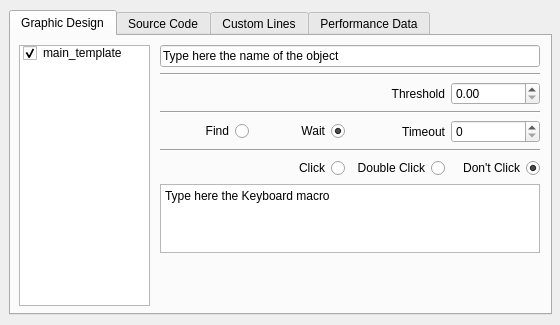
First picture: the form in alyvix/extra/robotide/qt_ui/alyvix_image_finder_properties_view.ui, repository alyvix/alyvix, before the edit.
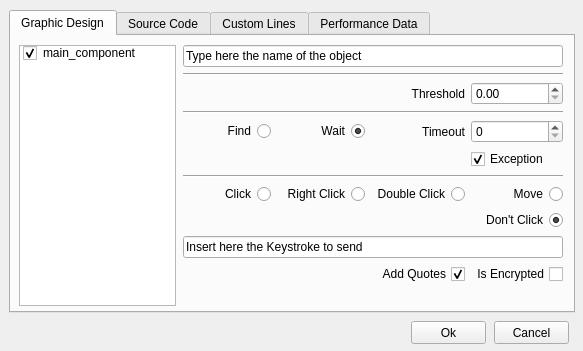
Second picture: the form after the edit.

Diff of the .ui file:
```diff
--- a/alyvix/extra/robotide/qt_ui/alyvix_image_finder_properties_view.ui
+++ b/alyvix/extra/robotide/qt_ui/alyvix_image_finder_properties_view.ui
@@ -6,20 +6,20 @@
    <rect>
     <x>0</x>
     <y>0</y>
-    <width>560</width>
-    <height>325</height>
+    <width>583</width>
+    <height>351</height>
    </rect>
   </property>
   <property name="windowTitle">
-   <string>Form</string>
+   <string>Alyvix - Image Finder</string>
   </property>
   <widget class="QTabWidget" name="tabWidget">
    <property name="geometry">
     <rect>
      <x>9</x>
      <y>10</y>
-     <width>543</width>
-     <height>305</height>
+     <width>566</width>
+     <height>303</height>
     </rect>
    </property>
    <property name="currentIndex">
@@ -32,10 +32,10 @@
     <widget class="QWidget" name="widget" native="true">
      <property name="geometry">
       <rect>
-       <x>149</x>
+       <x>172</x>
        <y>9</y>
        <width>381</width>
-       <height>215</height>
+       <height>254</height>
       </rect>
      </property>
      <widget class="QWidget" name="gridLayoutWidget">
@@ -44,11 +44,25 @@
         <x>0</x>
         <y>0</y>
         <width>380</width>
-        <height>208</height>
+        <height>242</height>
        </rect>
       </property>
       <layout class="QGridLayout" name="gridLayout">
-       <item row="6" column="0" colspan="2">
+       <item row="4" column="3">
+        <widget class="QSpinBox" name="timeout_spinbox">
+         <property name="maximum">
+          <number>999999</number>
+         </property>
+        </widget>
+       </item>
+       <item row="9" column="0" colspan="4">
+        <widget class="QLineEdit" name="inserttext">
+         <property name="text">
+          <string>Insert here the Keystroke to send</string>
+         </property>
+        </widget>
+       </item>
+       <item row="7" column="0">
         <widget class="QRadioButton" name="clickRadio">
          <property name="layoutDirection">
           <enum>Qt::RightToLeft</enum>
@@ -94,19 +108,6 @@
          </attribute>
         </widget>
        </item>
-       <item row="6" column="2">
-        <widget class="QRadioButton" name="doubleclickRadio">
-         <property name="layoutDirection">
-          <enum>Qt::RightToLeft</enum>
-         </property>
-         <property name="text">
-          <string>Double Click</string>
-         </property>
-         <attribute name="buttonGroup">
-          <string notr="true">buttonGroup_2</string>
-         </attribute>
-        </widget>
-       </item>
        <item row="2" column="3">
         <widget class="QDoubleSpinBox" name="doubleSpinBoxThreshold">
          <property name="maximum">
@@ -124,29 +125,13 @@
          </property>
         </widget>
        </item>
-       <item row="5" column="0" colspan="4">
+       <item row="6" column="0" colspan="4">
         <widget class="Line" name="line_10">
          <property name="orientation">
           <enum>Qt::Horizontal</enum>
          </property>
         </widget>
        </item>
-       <item row="6" column="3">
-        <widget class="QRadioButton" name="dontclickRadio">
-         <property name="layoutDirection">
-          <enum>Qt::RightToLeft</enum>
-         </property>
-         <property name="text">
-          <string>Don't Click</string>
-         </property>
-         <property name="checked">
-          <bool>true</bool>
-         </property>
-         <attribute name="buttonGroup">
-          <string notr="true">buttonGroup_2</string>
-         </attribute>
-        </widget>
-       </item>
        <item row="4" column="0">
         <widget class="QRadioButton" name="find_radio">
          <property name="layoutDirection">
@@ -167,13 +152,6 @@
          </property>
         </widget>
        </item>
-       <item row="4" column="3">
-        <widget class="QSpinBox" name="timeout_spinbox">
-         <property name="maximum">
-          <number>999999</number>
-         </property>
-        </widget>
-       </item>
        <item row="2" column="0" colspan="3">
         <widget class="QLabel" name="threshold_label">
          <property name="text">
@@ -184,10 +162,97 @@
          </property>
         </widget>
        </item>
-       <item row="7" column="0" colspan="4">
-        <widget class="QPlainTextEdit" name="inserttext">
-         <property name="plainText">
-          <string>Type here the Keyboard macro</string>
+       <item row="7" column="1">
+        <widget class="QRadioButton" name="rightclickRadio">
+         <property name="layoutDirection">
+          <enum>Qt::RightToLeft</enum>
+         </property>
+         <property name="text">
+          <string>Right Click</string>
+         </property>
+         <attribute name="buttonGroup">
+          <string notr="true">buttonGroup_2</string>
+         </attribute>
+        </widget>
+       </item>
+       <item row="5" column="3">
+        <widget class="QCheckBox" name="timeout_exception">
+         <property name="text">
+          <string>Exception</string>
+         </property>
+         <property name="checked">
+          <bool>true</bool>
+         </property>
+        </widget>
+       </item>
+       <item row="8" column="3">
+        <widget class="QRadioButton" name="dontclickRadio">
+         <property name="layoutDirection">
+          <enum>Qt::RightToLeft</enum>
+         </property>
+         <property name="text">
+          <string>Don't Click</string>
+         </property>
+         <property name="checked">
+          <bool>true</bool>
+         </property>
+         <attribute name="buttonGroup">
+          <string notr="true">buttonGroup_2</string>
+         </attribute>
+        </widget>
+       </item>
+       <item row="7" column="2">
+        <widget class="QRadioButton" name="doubleclickRadio">
+         <property name="layoutDirection">
+          <enum>Qt::RightToLeft</enum>
+         </property>
+         <property name="text">
+          <string>Double Click</string>
+         </property>
+         <attribute name="buttonGroup">
+          <string notr="true">buttonGroup_2</string>
+         </attribute>
+        </widget>
+       </item>
+       <item row="7" column="3">
+        <widget class="QRadioButton" name="movemouseRadio">
+         <property name="layoutDirection">
+          <enum>Qt::RightToLeft</enum>
+         </property>
+         <property name="text">
+          <string>Move</string>
+         </property>
+         <property name="checked">
+          <bool>false</bool>
+         </property>
+         <attribute name="buttonGroup">
+          <string notr="true">buttonGroup_2</string>
+         </attribute>
+        </widget>
+       </item>
+       <item row="10" column="2">
+        <widget class="QCheckBox" name="add_quotes">
+         <property name="layoutDirection">
+          <enum>Qt::RightToLeft</enum>
+         </property>
+         <property name="text">
+          <string>Add Quotes</string>
+         </property>
+         <property name="checked">
+          <bool>true</bool>
+         </property>
+        </widget>
+       </item>
+       <item row="10" column="3">
+        <widget class="QCheckBox" name="text_encrypted">
+         <property name="layoutDirection">
+          <enum>Qt::RightToLeft</enum>
+         </property>
+         <property name="text">
+          <string>Is Encrypted</string>
+         </property>
+         <property name="checked">
+          <bool>false</bool>
          </property>
         </widget>
        </item>
@@ -199,7 +264,7 @@
       <rect>
        <x>8</x>
        <y>9</y>
-       <width>131</width>
+       <width>157</width>
        <height>261</height>
       </rect>
      </property>
@@ -208,7 +273,7 @@
      </property>
      <item>
       <property name="text">
-       <string>main_template</string>
+       <string>main_component</string>
       </property>
       <property name="checkState">
        <enum>Checked</enum>
@@ -218,10 +283,10 @@
     <widget class="QWidget" name="widget_2" native="true">
      <property name="geometry">
       <rect>
-       <x>150</x>
+       <x>172</x>
        <y>310</y>
        <width>381</width>
-       <height>216</height>
+       <height>235</height>
       </rect>
      </property>
      <widget class="QWidget" name="gridLayoutWidget_2">
@@ -230,7 +295,7 @@
         <x>0</x>
         <y>0</y>
         <width>380</width>
-        <height>209</height>
+        <height>229</height>
        </rect>
       </property>
       <layout class="QGridLayout" name="gridLayout_2">
@@ -315,7 +380,7 @@
          </property>
         </widget>
        </item>
-       <item row="6" column="0" colspan="2">
+       <item row="6" column="0">
         <widget class="QRadioButton" name="clickRadio_2">
          <property name="layoutDirection">
           <enum>Qt::RightToLeft</enum>
@@ -341,22 +406,6 @@
          </attribute>
         </widget>
        </item>
-       <item row="6" column="3">
-        <widget class="QRadioButton" name="dontclickRadio_2">
-         <property name="layoutDirection">
-          <enum>Qt::RightToLeft</enum>
-         </property>
-         <property name="text">
-          <string>Don't Click</string>
-         </property>
-         <property name="checked">
-          <bool>true</bool>
-         </property>
-         <attribute name="buttonGroup">
-          <string notr="true">buttonGroup_4</string>
-         </attribute>
-        </widget>
-       </item>
        <item row="0" column="0" colspan="4">
         <widget class="Line" name="line_7">
          <property name="orientation">
@@ -381,13 +430,6 @@
          </property>
         </widget>
        </item>
-       <item row="7" column="0" colspan="4">
-        <widget class="QPlainTextEdit" name="inserttext_2">
-         <property name="plainText">
-          <string>Type here the Keyboard macro</string>
-         </property>
-        </widget>
-       </item>
        <item row="1" column="0" colspan="3">
         <widget class="QLabel" name="threshold_label_2">
          <property name="text">
@@ -398,6 +440,84 @@
          </property>
         </widget>
        </item>
+       <item row="6" column="3">
+        <widget class="QRadioButton" name="movemouseRadio_2">
+         <property name="layoutDirection">
+          <enum>Qt::RightToLeft</enum>
+         </property>
+         <property name="text">
+          <string>Move</string>
+         </property>
+         <property name="checked">
+          <bool>false</bool>
+         </property>
+         <attribute name="buttonGroup">
+          <string notr="true">buttonGroup_4</string>
+         </attribute>
+        </widget>
+       </item>
+       <item row="8" column="0" colspan="4">
+        <widget class="QLineEdit" name="inserttext_2">
+         <property name="text">
+          <string>Insert here the Keystroke to send</string>
+         </property>
+        </widget>
+       </item>
+       <item row="6" column="1">
+        <widget class="QRadioButton" name="rightclickRadio_2">
+         <property name="layoutDirection">
+          <enum>Qt::RightToLeft</enum>
+         </property>
+         <property name="text">
+          <string>Right Click</string>
+         </property>
+         <attribute name="buttonGroup">
+          <string notr="true">buttonGroup_4</string>
+         </attribute>
+        </widget>
+       </item>
+       <item row="7" column="3">
+        <widget class="QRadioButton" name="dontclickRadio_2">
+         <property name="layoutDirection">
+          <enum>Qt::RightToLeft</enum>
+         </property>
+         <property name="text">
+          <string>Don't Click</string>
+         </property>
+         <property name="checked">
+          <bool>true</bool>
+         </property>
+         <attribute name="buttonGroup">
+          <string notr="true">buttonGroup_4</string>
+         </attribute>
+        </widget>
+       </item>
+       <item row="9" column="3">
+        <widget class="QCheckBox" name="text_encrypted_2">
+         <property name="layoutDirection">
+          <enum>Qt::RightToLeft</enum>
+         </property>
+         <property name="text">
+          <string>Is Encrypted</string>
+         </property>
+         <property name="checked">
+          <bool>false</bool>
+         </property>
+        </widget>
+       </item>
+       <item row="9" column="2">
+        <widget class="QCheckBox" name="add_quotes_2">
+         <property name="layoutDirection">
+          <enum>Qt::RightToLeft</enum>
+         </property>
+         <property name="text">
+          <string>Add Quotes</string>
+         </property>
+         <property name="checked">
+          <bool>true</bool>
+         </property>
+        </widget>
+       </item>
       </layout>
      </widget>
     </widget>
@@ -440,7 +560,7 @@
     <widget class="QListWidget" name="listWidgetBlocks">
      <property name="geometry">
       <rect>
-       <x>448</x>
+       <x>472</x>
        <y>9</y>
        <width>81</width>
        <height>261</height>
@@ -452,7 +572,7 @@
       <rect>
        <x>8</x>
        <y>9</y>
-       <width>431</width>
+       <width>456</width>
        <height>221</height>
       </rect>
      </property>
@@ -466,7 +586,7 @@
     <widget class="QPushButton" name="pushButtonAddBlock">
      <property name="geometry">
       <rect>
-       <x>260</x>
+       <x>290</x>
        <y>243</y>
        <width>71</width>
        <height>23</height>
@@ -479,7 +599,7 @@
     <widget class="QSpinBox" name="spinBoxLine">
      <property name="geometry">
       <rect>
-       <x>130</x>
+       <x>160</x>
        <y>243</y>
        <width>121</width>
        <height>22</height>
@@ -495,7 +615,7 @@
     <widget class="QLabel" name="label_line">
      <property name="geometry">
       <rect>
-       <x>60</x>
+       <x>90</x>
        <y>244</y>
        <width>61</width>
        <height>21</height>
@@ -511,7 +631,7 @@
     <widget class="QPushButton" name="pushButtonRemoveBlock">
      <property name="geometry">
       <rect>
-       <x>340</x>
+       <x>370</x>
        <y>243</y>
        <width>91</width>
        <height>23</height>
@@ -593,6 +713,32 @@
     </widget>
    </widget>
   </widget>
+  <widget class="QPushButton" name="pushButtonOk">
+   <property name="geometry">
+    <rect>
+     <x>411</x>
+     <y>321</y>
+     <width>75</width>
+     <height>23</height>
+    </rect>
+   </property>
+   <property name="text">
+    <string>Ok</string>
+   </property>
+  </widget>
+  <widget class="QPushButton" name="pushButtonCancel">
+   <property name="geometry">
+    <rect>
+     <x>494</x>
+     <y>321</y>
+     <width>75</width>
+     <height>23</height>
+    </rect>
+   </property>
+   <property name="text">
+    <string>Cancel</string>
+   </property>
+  </widget>
  </widget>
  <resources/>
  <connections/>
```
